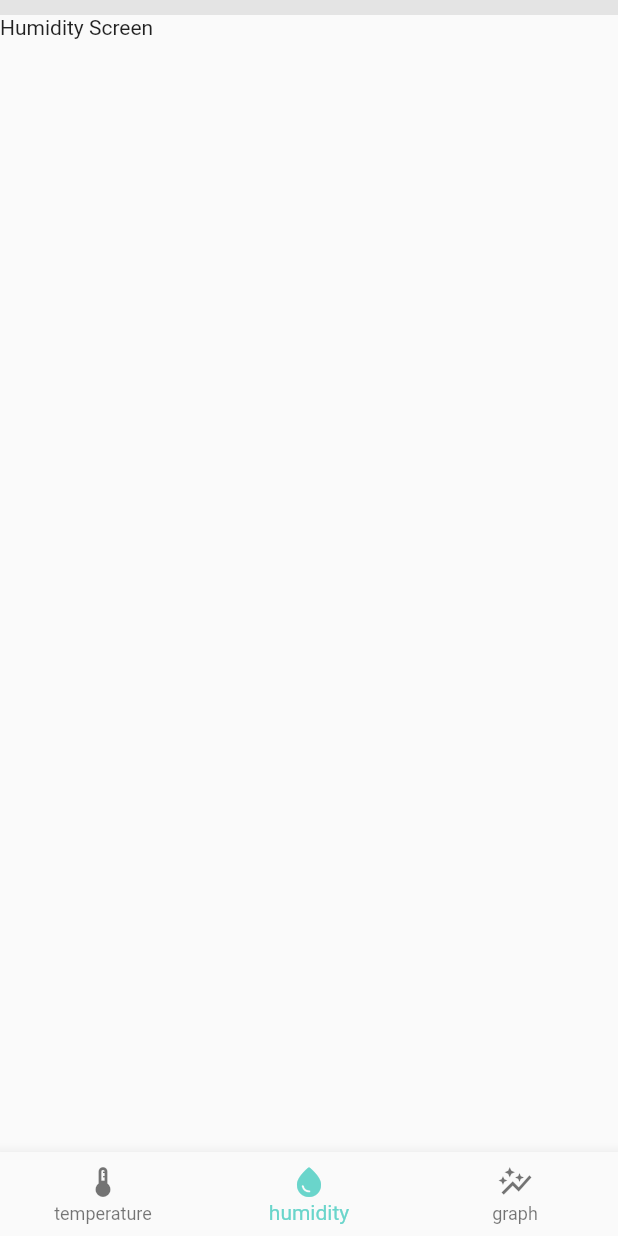
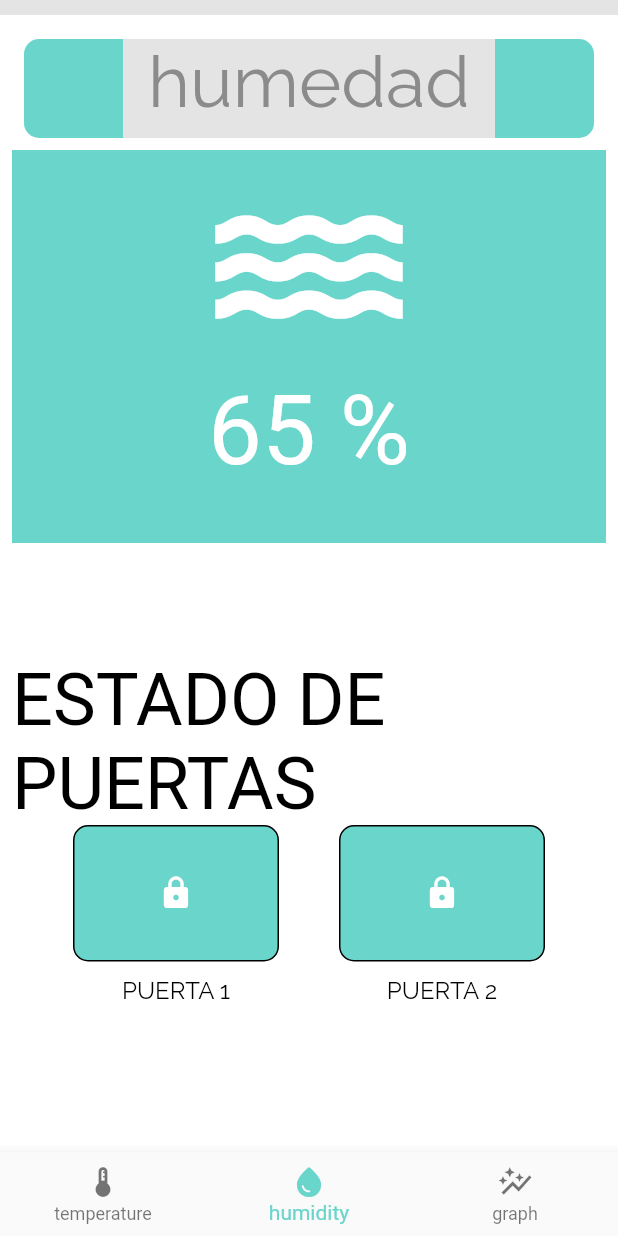
Before and after one commit to elmiliano/SB-129, a Flutter app: the screen it shows after launch, swiped to page 2, on a phone screen of 412 x 824 dp. Run offline on Flutter 3.47's test engine with Material 2 defaults, Android fonts, the phone set to English and light mode, and no system bars; our stand-ins replace firebase_core, flutter_dotenv, google_fonts, syncfusion_flutter_charts; missing offline and left inert: dart:html; accounts and stored records are empty; Roboto replaces fonts that are missing (Staatliches).

Commit message:
Merge con todas las pantallas y con Firebase.

```diff
--- a/sb129/lib/screens/humidity_screen.dart
+++ b/sb129/lib/screens/humidity_screen.dart
@@ -1,10 +1,70 @@
 import 'package:flutter/material.dart';
+import 'package:google_fonts/google_fonts.dart';
+import 'package:sb129/screens/temp_screen.dart';
+import 'package:sb129/widgets/widgets.dart';
 
 class HumidityScreen extends StatelessWidget {
   const HumidityScreen({super.key});
 
   @override
   Widget build(BuildContext context) {
-    return const Text('Humidity Screen');
+    double width = MediaQuery.of(context).size.width;
+    double height = MediaQuery.of(context).size.height;
+    return Scaffold(
+      body: Padding(
+        padding: const EdgeInsets.all(8.0),
+        child: Column(
+          children: [
+            const TopScreenTitleWidget(title: 'humedad',),
+            Container(
+              height: 262,
+              width: double.infinity,
+              decoration:
+                  const BoxDecoration(color: Color.fromRGBO(106, 213, 203, 100)),
+              child: Column(
+                //mainAxisAlignment: MainAxisAlignment.center,
+                children: [
+                  const Icon(
+                    Icons.water_outlined,
+                    color: Colors.white,
+                    size: 150,
+                  ),
+                  Text(
+                    "65 %",
+                    textAlign: TextAlign.center,
+                    style: GoogleFonts.staatliches(
+                        fontSize: 64, color: Colors.white),
+                  ),
+                ],
+              ),
+            ),
+            const SizedBox(
+              height: 76,
+            ),
+            Text(
+              "ESTADO DE PUERTAS",
+              style: GoogleFonts.staatliches(fontSize: 48, color: Colors.black),
+            ),
+            Container(
+              child: Row(
+                mainAxisAlignment: MainAxisAlignment.center,
+                children: [
+                  DoorButtonWidget(
+                    width: width,
+                    title: 'PUERTA 1',
+                  ),
+                  const SizedBox(width: 8),
+                  DoorButtonWidget(
+                    width: width,
+                    title: 'PUERTA 2',
+                  ),
+                ],
+              ),
+            )
+          ],
+        ),
+      ),
+      backgroundColor: Colors.white,
+    );
   }
 }
--- a/sb129/pubspec.yaml
+++ b/sb129/pubspec.yaml
@@ -38,9 +38,6 @@ dependencies:
   http: ^0.13.5
   provider: ^6.0.5
   syncfusion_flutter_charts: ^21.1.35
-  # The following adds the Cupertino Icons font to your application.
-  # Use with the CupertinoIcons class for iOS style icons.
-  cupertino_icons: ^1.0.2
 dev_dependencies:
 
   # The "flutter_lints" package below contains a set of recommended lints to
```
Also changed, not shown: sb129/lib/screens/graph_screen.dart (+30 -20 lines), sb129/pubspec.lock.
